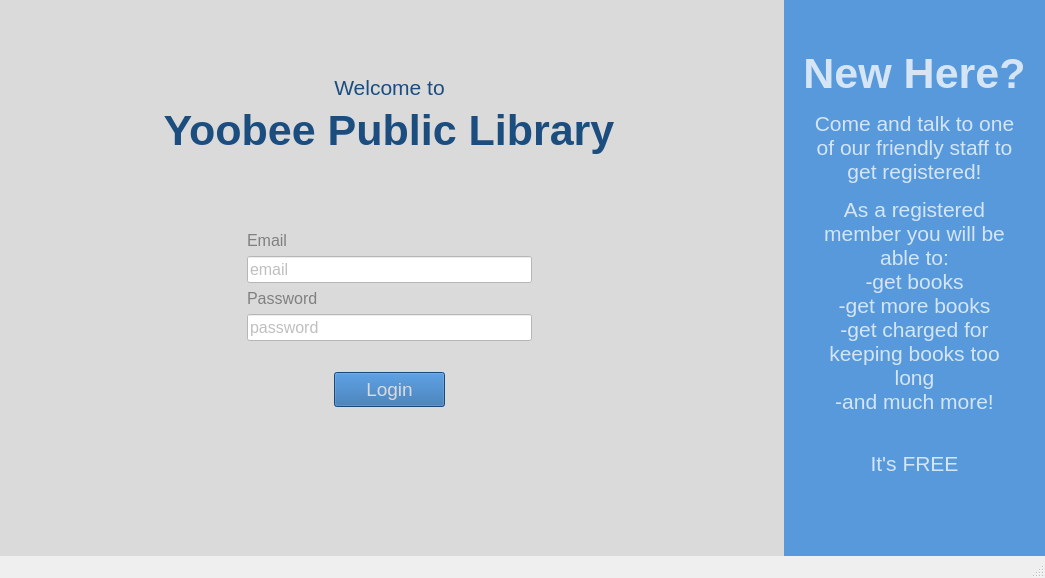
Before: the Qt Designer form login.ui in apteryxxyz/cs106-a2-client, drawn with Qt 5.
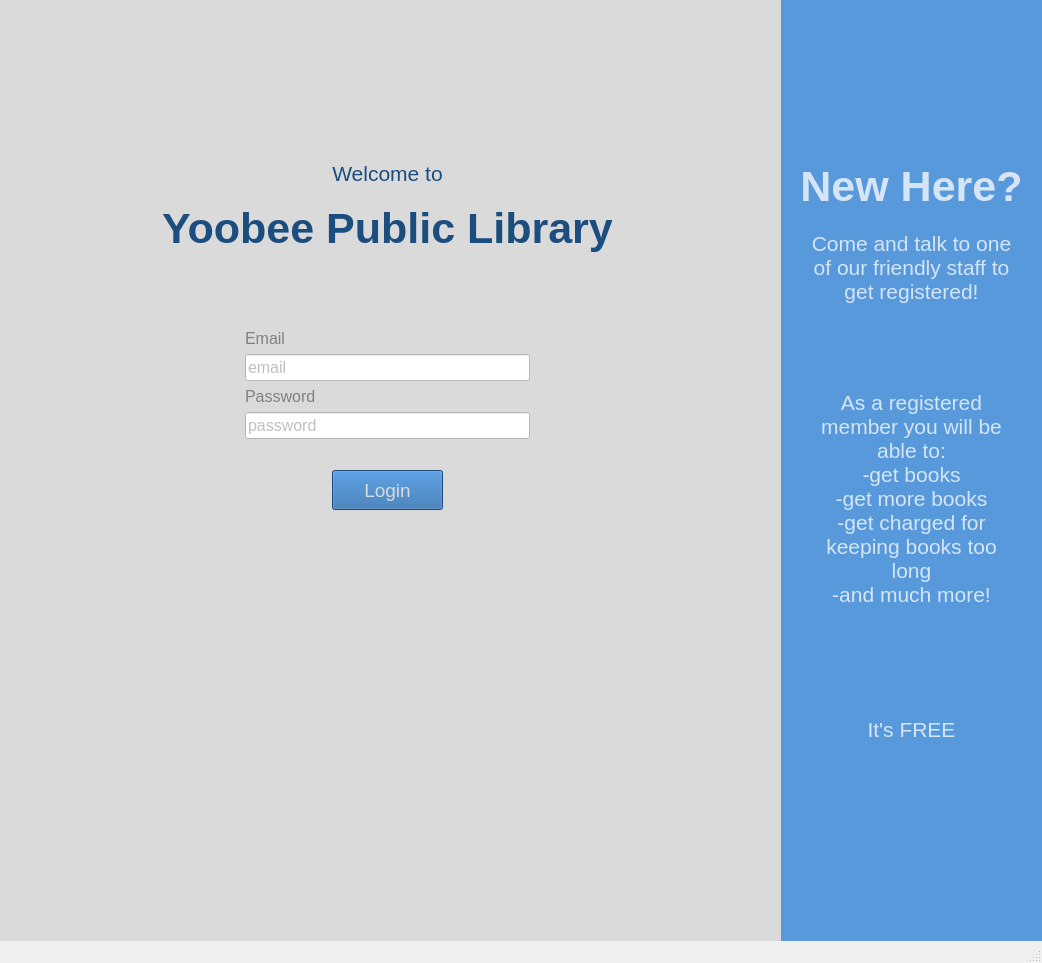
After: the same form once the commit is applied.

Commit message: Fixed formatting on side banner

Patch:
```diff
--- a/login.ui
+++ b/login.ui
@@ -9,8 +9,8 @@
    <rect>
     <x>0</x>
     <y>0</y>
-    <width>1045</width>
-    <height>578</height>
+    <width>1042</width>
+    <height>963</height>
    </rect>
   </property>
   <property name="sizePolicy">
@@ -40,7 +40,7 @@
 color: rgb(27, 77, 126);
 border-bottom-color: qlineargradient(spread:pad, x1:1, y1:1, x2:1, y2:0, stop:0.653631 rgba(218, 218, 218, 255), stop:0.994413 rgba(141, 141, 141, 255));</string>
    </property>
-   <layout class="QHBoxLayout" name="horizontalLayout" stretch="0,0">
+   <layout class="QHBoxLayout" name="horizontalLayout" stretch="5,1">
     <property name="leftMargin">
      <number>0</number>
     </property>
@@ -435,7 +435,10 @@
         <number>9</number>
        </property>
        <item>
-        <layout class="QVBoxLayout" name="verticalLayout" stretch="0,1,2,1">
+        <layout class="QVBoxLayout" name="verticalLayout" stretch="0,0,1,2,1,0">
+         <property name="spacing">
+          <number>6</number>
+         </property>
          <property name="sizeConstraint">
           <enum>QLayout::SetMinimumSize</enum>
          </property>
@@ -451,8 +454,27 @@
          <property name="bottomMargin">
           <number>40</number>
          </property>
+         <item>
+          <spacer name="verticalSpacer_5">
+           <property name="orientation">
+            <enum>Qt::Vertical</enum>
+           </property>
+           <property name="sizeHint" stdset="0">
+            <size>
+             <width>20</width>
+             <height>40</height>
+            </size>
+           </property>
+          </spacer>
+         </item>
          <item>
           <widget class="QLabel" name="NewHere">
+           <property name="maximumSize">
+            <size>
+             <width>16777215</width>
+             <height>110</height>
+            </size>
+           </property>
            <property name="font">
             <font>
              <pointsize>32</pointsize>
@@ -469,6 +491,12 @@
          </item>
          <item>
           <widget class="QLabel" name="info1">
+           <property name="maximumSize">
+            <size>
+             <width>16777215</width>
+             <height>100</height>
+            </size>
+           </property>
            <property name="font">
             <font>
              <pointsize>16</pointsize>
@@ -486,6 +514,18 @@
          </item>
          <item>
           <widget class="QLabel" name="info2">
+           <property name="sizePolicy">
+            <sizepolicy hsizetype="Preferred" vsizetype="Preferred">
+             <horstretch>0</horstretch>
+             <verstretch>0</verstretch>
+            </sizepolicy>
+           </property>
+           <property name="maximumSize">
+            <size>
+             <width>16777215</width>
+             <height>350</height>
+            </size>
+           </property>
            <property name="font">
             <font>
              <pointsize>16</pointsize>
@@ -509,6 +549,12 @@
          </item>
          <item>
           <widget class="QLabel" name="itsFREE">
+           <property name="maximumSize">
+            <size>
+             <width>16777215</width>
+             <height>100</height>
+            </size>
+           </property>
            <property name="font">
             <font>
              <pointsize>16</pointsize>
@@ -522,6 +568,19 @@
            </property>
           </widget>
          </item>
+         <item>
+          <spacer name="verticalSpacer_6">
+           <property name="orientation">
+            <enum>Qt::Vertical</enum>
+           </property>
+           <property name="sizeHint" stdset="0">
+            <size>
+             <width>20</width>
+             <height>40</height>
+            </size>
+           </property>
+          </spacer>
+         </item>
         </layout>
        </item>
       </layout>
```
